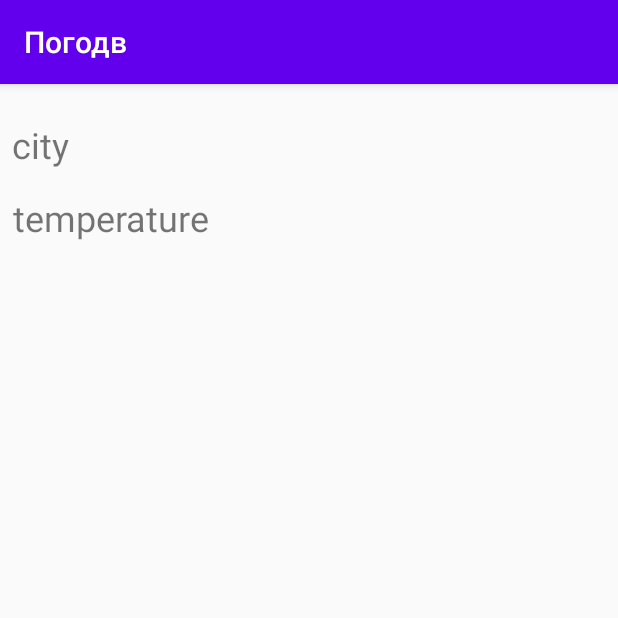
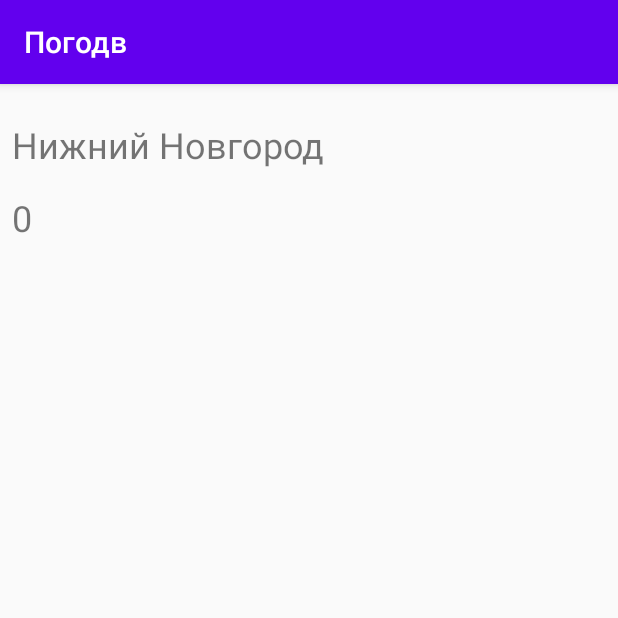
Before and after one commit to Dmitry0504/android, an Android app: the screen it shows after launch (MainActivity), on a phone screen of 412 x 824 dp, the top half of it. Run offline under Robolectric (Android 15) with nearby library versions, the phone set to English and light mode, and no system bars.

Commit message:
a little new

```diff
--- a/MyWeather/app/src/main/AndroidManifest.xml
+++ b/MyWeather/app/src/main/AndroidManifest.xml
@@ -1,6 +1,10 @@
 <?xml version="1.0" encoding="utf-8"?>
 <manifest xmlns:android="http://schemas.android.com/apk/res/android"
     package="com.dmitry.myweather">
+
+    <uses-permission android:name="android.permission.INTERNET"/>
+    <uses-permission android:name="android.permission.ACCESS_WIFI_STATE"/>
+    <uses-permission android:name="android.permission.ACCESS_NETWORK_STATE" />
 
     <application
         android:allowBackup="true"
--- a/MyWeather/app/src/main/java/com/dmitry/myweather/MainActivity.java
+++ b/MyWeather/app/src/main/java/com/dmitry/myweather/MainActivity.java
@@ -3,12 +3,41 @@ package com.dmitry.myweather;
 import androidx.appcompat.app.AppCompatActivity;
 
 import android.os.Bundle;
+import android.widget.TextView;
+
+import org.json.JSONArray;
+import org.json.JSONException;
+import org.json.JSONObject;
 
 public class MainActivity extends AppCompatActivity {
+    TextView city;
+    TextView temperature;
 
     @Override
     protected void onCreate(Bundle savedInstanceState) {
         super.onCreate(savedInstanceState);
         setContentView(R.layout.activity_main);
+
+        city = findViewById(R.id.city);
+        temperature = findViewById(R.id.temperature);
+
+        city.setText("Нижний Новгород");
+        JSONObject object = GetWeather.getJSON(this, "520555");
+        String temp = "0";
+
+        //temp = object.has("main") + "";
+
+//        try {
+//            JSONObject array = object.getJSONObject("main");
+//            temp = array.getDouble(0) + " C";
+//        } catch (JSONException e) {
+//            e.printStackTrace();
+//        }
+//        try {
+//            temp = object.getDouble("temp") + " C";
+//        } catch (JSONException e) {
+//            e.printStackTrace();
+//        }
+        temperature.setText(temp);
     }
 }
--- a/MyWeather/app/src/main/res/values/strings.xml
+++ b/MyWeather/app/src/main/res/values/strings.xml
@@ -2,4 +2,5 @@
     <string name="app_name">Погодв</string>
     <string name="city">city</string>
     <string name="temperature">temperature</string>
+    <string name="open_weather_maps_app_id">148803225b4a79454fcb9fc8664fc151</string>
 </resources>
```
Also changed, not shown: MyWeather/app/src/main/java/com/dmitry/myweather/GetWeather.java (added, +47 -0 lines).
